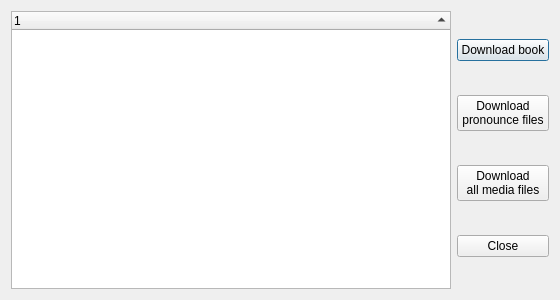
HuangHuafeng/repeat, file HaiBeiDanCi/serverdatadialog.ui: the form before one commit.
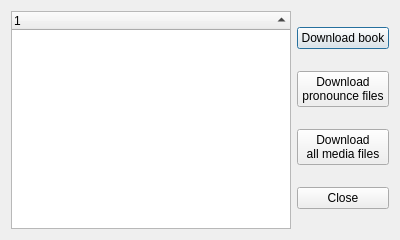
The form after the commit.

Diff of the .ui file:
```diff
--- a/HaiBeiDanCi/serverdatadialog.ui
+++ b/HaiBeiDanCi/serverdatadialog.ui
@@ -6,8 +6,8 @@
    <rect>
     <x>0</x>
     <y>0</y>
-    <width>560</width>
-    <height>300</height>
+    <width>400</width>
+    <height>240</height>
    </rect>
   </property>
   <property name="windowTitle">
```
